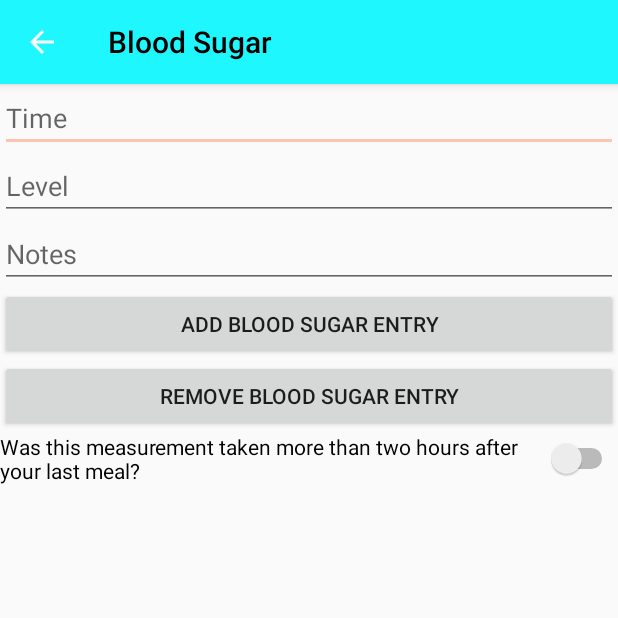
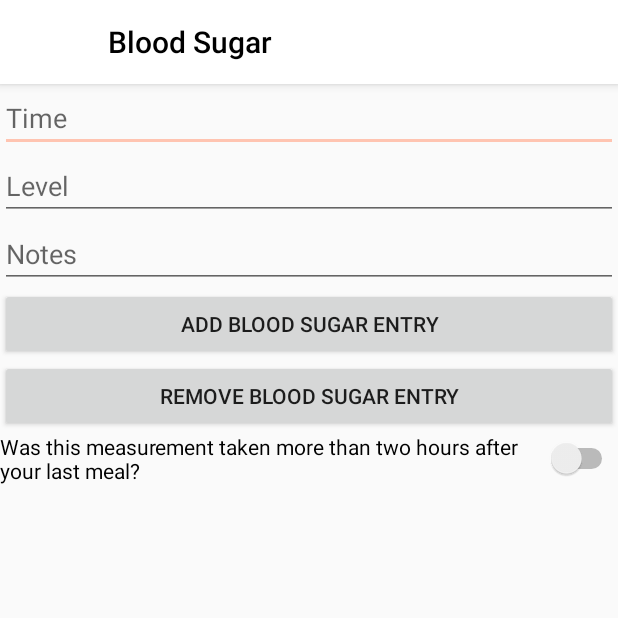
Before and after one commit to WorldofKerry/Medicare, an Android app: the AddBloodSugarActivity screen opened directly, with no data from a screen before it, on a phone screen of 412 x 824 dp, the top half of it. Run offline under Robolectric (Android 15) with nearby library versions, the phone set to English and light mode, and no system bars.

Commit message:
Changed the color of the title bar

```diff
--- a/app/src/main/res/values/styles.xml
+++ b/app/src/main/res/values/styles.xml
@@ -3,7 +3,7 @@
     <!-- Base application theme. -->
     <style name="AppTheme" parent="Theme.AppCompat.Light.DarkActionBar">
         <!-- Customize your theme here. -->
-        <item name="colorPrimary">@color/colorPrimary</item>
+        <item name="colorPrimary">@color/colorWhite</item>
         <item name="colorPrimaryDark">@color/colorPrimaryDark</item>
         <item name="colorAccent">@color/colorAccent</item>
         <item name="actionBarStyle">@style/actionBarStyle</item>
@@ -19,7 +19,7 @@
 
     <style name="customFab">
         <item name="android:background">@drawable/ic_symptom</item>
-        <item name="android:textColor">@color/colorPrimary</item>
+        <item name="android:textColor">@color/colorBlack</item>
     </style>
 
 
```
